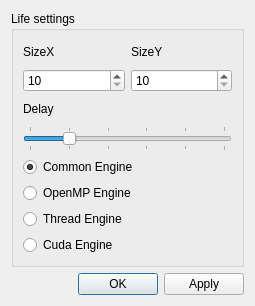
Above: forms/Settings.ui from GregorGall/LifeApp before the change. Below: the same form after it.
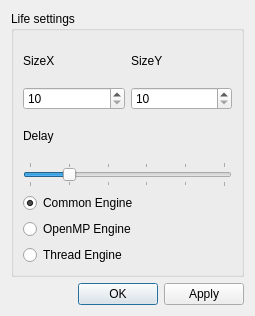
That is the form after the change.

```diff
--- a/forms/Settings.ui
+++ b/forms/Settings.ui
@@ -7,7 +7,7 @@
     <x>0</x>
     <y>0</y>
     <width>255</width>
-    <height>306</height>
+    <height>316</height>
    </rect>
   </property>
   <property name="windowTitle">
@@ -19,7 +19,7 @@
      <property name="title">
       <string>Life settings</string>
      </property>
-     <layout class="QVBoxLayout" name="verticalLayout_2" stretch="0,0,0,0,0,0,0,0">
+     <layout class="QVBoxLayout" name="verticalLayout_2" stretch="0,0,0,0,0,0,0">
       <item>
        <layout class="QHBoxLayout" name="labelLayout">
         <item>
@@ -136,16 +136,6 @@
         </attribute>
        </widget>
       </item>
-      <item>
-       <widget class="QRadioButton" name="cudaBtn">
-        <property name="text">
-         <string>Cuda Engine</string>
-        </property>
-        <attribute name="buttonGroup">
-         <string notr="true">EngineButton</string>
-        </attribute>
-       </widget>
-      </item>
      </layout>
     </widget>
    </item>
```
